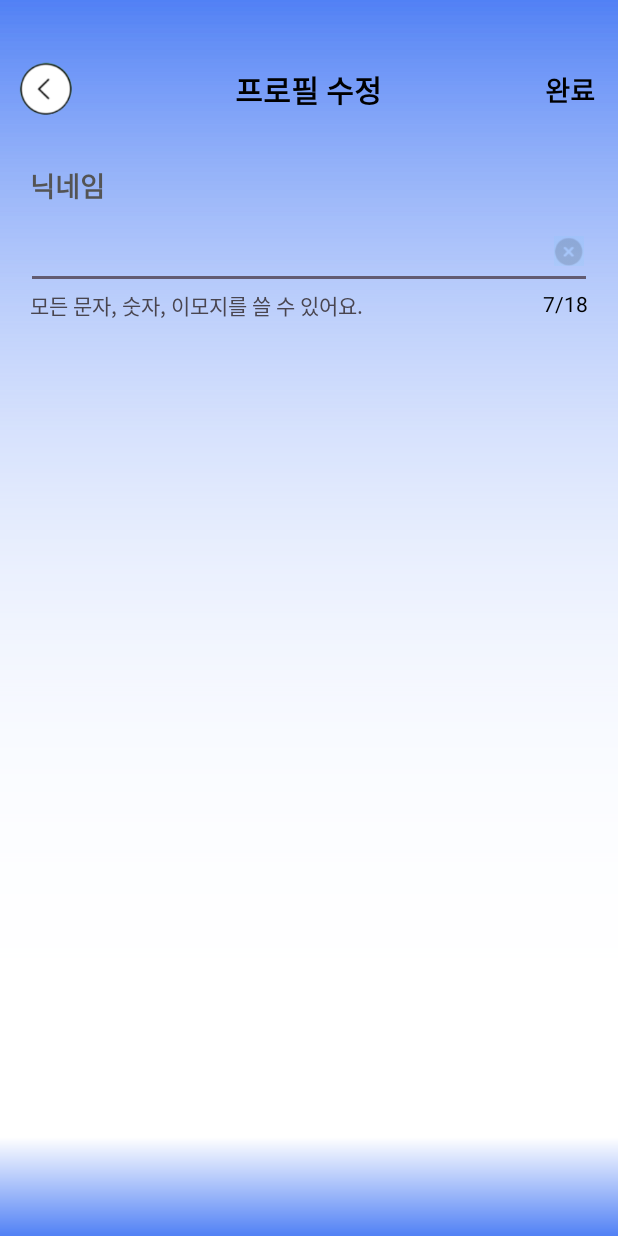
After one commit to rmsp7223123/kotlin-phoning, an Android app: the SettingEditIdActivity screen opened directly, with no data from a screen before it, on a phone screen of 412 x 824 dp. The commit adds this screen. Run offline under Robolectric (Android 15) with nearby library versions, the phone set to English and light mode, and no system bars.

Commit message:
알람 변경 가독성 향상, 레이아웃 추가

```diff
--- a/app/src/main/AndroidManifest.xml
+++ b/app/src/main/AndroidManifest.xml
@@ -12,6 +12,9 @@
         android:supportsRtl="true"
         android:theme="@style/Theme.Phoning"
         tools:targetApi="31">
+        <activity
+            android:name=".setting.SettingEditIdActivity"
+            android:exported="false" />
         <activity
             android:name=".setting.SettingActivity"
             android:exported="false" />
--- a/app/src/main/java/com/example/phoning/setting/SettingActivity.kt
+++ b/app/src/main/java/com/example/phoning/setting/SettingActivity.kt
@@ -6,6 +6,7 @@ import android.os.Bundle
 import android.view.View
 import android.widget.Toast
 import com.example.phoning.HideActionBar
+import com.example.phoning.R
 import com.example.phoning.databinding.ActivitySettingBinding
 
 class SettingActivity : AppCompatActivity() {
@@ -24,20 +25,33 @@ class SettingActivity : AppCompatActivity() {
         binding.tvLanguage.text = SettingCommon.setting_language
         binding.tvAlarm.text = SettingCommon.setting_alarm
 
-        binding!!.imgvBack.setOnClickListener{
+        binding.imgvBack.setOnClickListener{
             finish()
         }
 
+        binding.tvEditId.setOnClickListener {
+
+        }
+
         binding.rlAlarm.setOnClickListener(View.OnClickListener {
+            toggleAlarm()
+        })
+    }
+
+
+
+
+
+
+    private fun toggleAlarm() {
         if(binding.tvAlarm.text.toString()==("꺼짐")) {
-                Toast.makeText(this, "알람이 켜졌습니다",Toast.LENGTH_SHORT).show()
+            Toast.makeText(this, getString(R.string.alarm_on),Toast.LENGTH_SHORT).show()
             binding.tvAlarm.text = "켜짐"
             SettingCommon.setting_alarm = "켜짐"
         }  else {
-                Toast.makeText(this, "알람이 꺼졌습니다",Toast.LENGTH_SHORT).show()
+            Toast.makeText(this, getString(R.string.alarm_off),Toast.LENGTH_SHORT).show()
             binding.tvAlarm.text = "꺼짐"
             SettingCommon.setting_alarm = "꺼짐"
         }
-        })
     }
 }
--- /dev/null
+++ b/app/src/main/java/com/example/phoning/setting/SettingEditIdActivity.kt
@@ -0,0 +1,12 @@
+package com.example.phoning.setting
+
+import androidx.appcompat.app.AppCompatActivity
+import android.os.Bundle
+import com.example.phoning.R
+
+class SettingEditIdActivity : AppCompatActivity() {
+    override fun onCreate(savedInstanceState: Bundle?) {
+        super.onCreate(savedInstanceState)
+        setContentView(R.layout.activity_setting_edit_id)
+    }
+}
--- /dev/null
+++ b/app/src/main/res/layout/activity_setting_edit_id.xml
@@ -0,0 +1,106 @@
+<?xml version="1.0" encoding="utf-8"?>
+<LinearLayout
+    xmlns:android="http://schemas.android.com/apk/res/android"
+    xmlns:app="http://schemas.android.com/apk/res-auto"
+    xmlns:tools="http://schemas.android.com/tools"
+    android:layout_width="match_parent"
+    android:layout_height="match_parent"
+    tools:context=".settings.SettingActivity"
+    android:orientation="vertical"
+    android:paddingTop="30dp"
+    android:background="@drawable/settings_background">
+
+    <RelativeLayout
+        android:layout_margin="10dp"
+        android:layout_width="match_parent"
+        android:layout_height="wrap_content">
+
+        <ImageView
+            android:id="@+id/imgv_back"
+            android:layout_width="40dp"
+            android:layout_height="40dp"
+            android:src="@drawable/back"/>
+
+        <TextView
+            android:layout_width="wrap_content"
+            android:layout_height="wrap_content"
+            android:layout_centerInParent="true"
+            android:text="프로필 수정"
+            android:textColor="@color/black"
+            android:textSize="20dp"
+            android:textStyle="bold" />
+
+        <TextView
+            android:id="@+id/tv_done"
+            android:layout_width="wrap_content"
+            android:layout_height="wrap_content"
+            android:layout_alignParentEnd="true"
+            android:layout_centerInParent="true"
+            android:layout_marginEnd="5dp"
+            android:text="완료"
+            android:textColor="@color/black"
+            android:textSize="18dp"
+            android:textStyle="bold" />
+    </RelativeLayout>
+    <LinearLayout
+        android:layout_margin="10dp"
+        android:layout_width="wrap_content"
+        android:layout_height="wrap_content"
+        android:orientation="vertical">
+
+        <TextView
+            android:layout_margin="10dp"
+            android:layout_width="match_parent"
+            android:layout_height="wrap_content"
+            android:text="닉네임"
+            android:textColor="#545454"
+            android:textSize="18dp"
+            android:textStyle="bold"/>
+        <RelativeLayout
+            android:layout_marginHorizontal="7dp"
+            android:layout_width="match_parent"
+            android:layout_height="wrap_content">
+
+            <EditText
+                android:id="@+id/edt_id"
+                android:layout_width="match_parent"
+                android:layout_height="wrap_content"
+                android:text=""
+                android:maxLength="18"
+                />
+
+            <ImageView
+                android:id="@+id/imgv_delete"
+                android:layout_width="20dp"
+                android:layout_height="20dp"
+                android:layout_alignParentEnd="true"
+                android:layout_marginStart="10dp"
+                android:layout_marginTop="10dp"
+                android:layout_marginEnd="5dp"
+                android:layout_marginBottom="10dp"
+                android:alpha="0.5"
+                android:src="@drawable/setting_close" />
+
+        </RelativeLayout>
+        <RelativeLayout
+            android:layout_marginHorizontal="10dp"
+            android:layout_width="match_parent"
+            android:layout_height="wrap_content">
+
+            <TextView
+                android:layout_width="wrap_content"
+                android:layout_height="wrap_content"
+                android:text="모든 문자, 숫자, 이모지를 쓸 수 있어요."/>
+            <TextView
+                android:id="@+id/tv_cnt"
+                android:textColor="@color/black"
+                android:layout_alignParentEnd="true"
+                android:layout_width="wrap_content"
+                android:layout_height="wrap_content"
+                android:text="7/18"/>
+
+        </RelativeLayout>
+    </LinearLayout>
+
+
+</LinearLayout>
--- a/app/src/main/res/values/strings.xml
+++ b/app/src/main/res/values/strings.xml
@@ -7,4 +7,6 @@
     <string name="setting_underline3"><u>구독 내역 복원</u></string>
     <string name="login_underline"><u>비밀번호를 잊어버리셨나요?</u></string>
     <string name="check_join"><u>취소</u></string>
+    <string name="alarm_on"><u>알람이 켜졌습니다</u></string>
+    <string name="alarm_off"><u>알람이 꺼졌습니다</u></string>
 </resources>
```
Also changed, not shown: app/src/main/res/drawable/setting_close.png (added), app/src/main/res/drawable/setting_menu_close.png (added), app/src/main/res/drawable/setting_subscribe.png (added), app/src/main/res/drawable/setting_subscribe2.png (added). Lines whose indentation alone changed are shown as unchanged.
